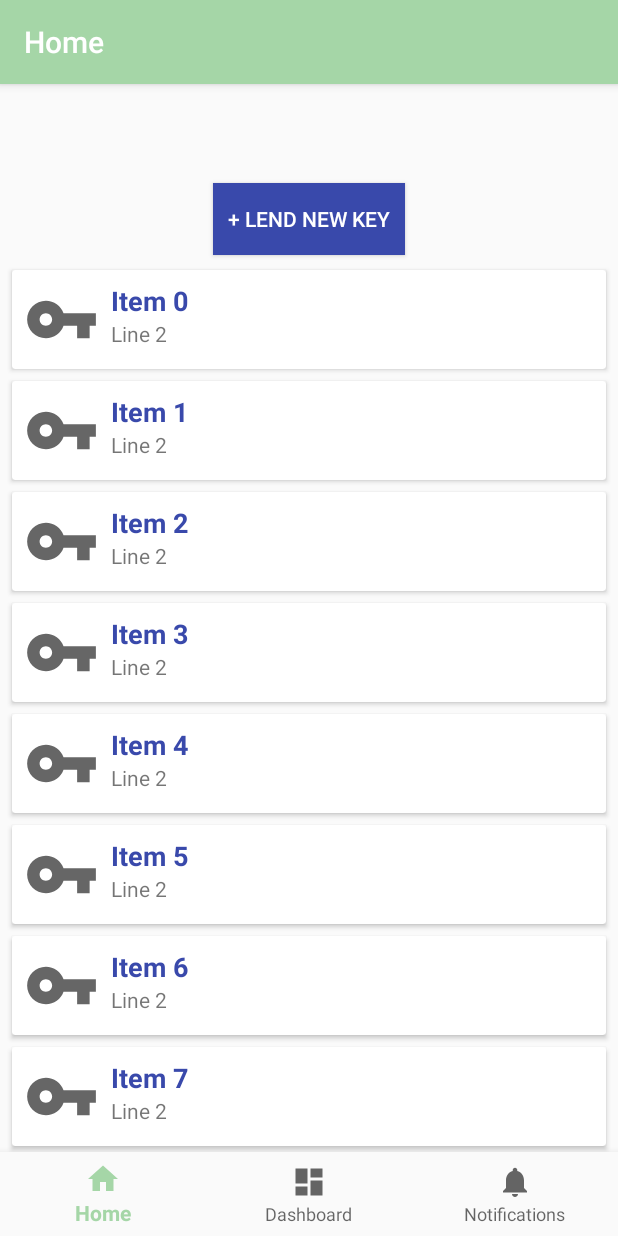
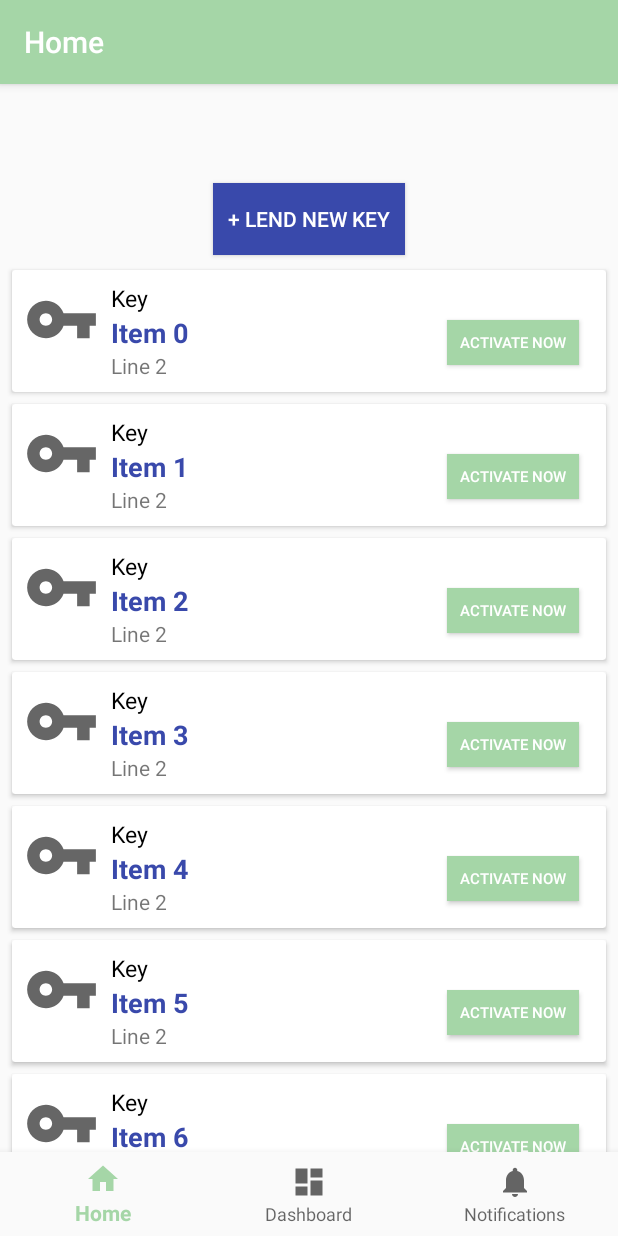
Before and after one commit to Kitzing/TemporaryDigitalKeys, an Android app: the screen it shows after launch (bottomNav), on a phone screen of 412 x 824 dp. Run offline under Robolectric (Android 15) with nearby library versions, the phone set to English and light mode, and no system bars; our stand-ins replace navigation-ui.

Commit message:
Added lend activate button

```diff
--- a/app/src/main/java/com/example/mobilecomputingproject/ui/lend/LendAdapter.kt
+++ b/app/src/main/java/com/example/mobilecomputingproject/ui/lend/LendAdapter.kt
@@ -15,8 +15,8 @@ class LendAdapter (private val lendList: List<LendListItem> ): RecyclerView.Adap
 
     class LendViewHolder (itemView : View) : RecyclerView.ViewHolder (itemView) {
         val imageView: ImageView = itemView.lend_image_view
-        val textView1: TextView = itemView.lend_text_view_1
-        val textView2: TextView = itemView.lend_text_view_2
+        val textView1: TextView = itemView.lend_text_view_name
+        val textView2: TextView = itemView.lend_text_view_date
 
     }
 
--- a/app/src/main/res/layout/lend_list_item.xml
+++ b/app/src/main/res/layout/lend_list_item.xml
@@ -16,22 +16,45 @@
             android:src="@drawable/ic_key"/>
 
         <TextView
-            android:id="@+id/lend_text_view_1"
+            android:id="@+id/lend_text_view_keytype"
             android:layout_width="wrap_content"
             android:layout_height="wrap_content"
-            android:text="Line 1"
+            android:text="Key"
             android:layout_toEndOf="@+id/lend_image_view"
+            android:textColor="@color/design_default_color_on_secondary"
+            android:textSize="15sp" />
+
+        <TextView
+            android:id="@+id/lend_text_view_name"
+            android:layout_width="wrap_content"
+            android:layout_height="wrap_content"
+            android:text="Name"
+            android:layout_toEndOf="@+id/lend_image_view"
+            android:layout_below="@id/lend_text_view_keytype"
             android:textColor="@color/colorAccent"
             android:textSize="18sp"
             android:textStyle="bold"/>
 
         <TextView
-            android:id="@+id/lend_text_view_2"
+            android:id="@+id/lend_text_view_date"
             android:layout_width="wrap_content"
             android:layout_height="wrap_content"
-            android:text="Line 2"
+            android:text="Date"
             android:layout_toEndOf="@+id/lend_image_view"
-            android:layout_below="@id/lend_text_view_1"/>
+            android:layout_below="@id/lend_text_view_name"/>
+
+        <Button
+            android:id="@+id/button"
+            android:layout_width="wrap_content"
+            android:layout_height="30dp"
+            android:layout_alignParentEnd="true"
+            android:layout_marginEnd="10dp"
+            android:layout_marginBottom="10dp"
+            android:layout_marginTop="25dp"
+            android:text="Activate now"
+            android:textSize="10sp"
+            android:background="@color/colorPrimary"
+            android:textColor="@color/textButton" />
 
 
     </RelativeLayout>
```
